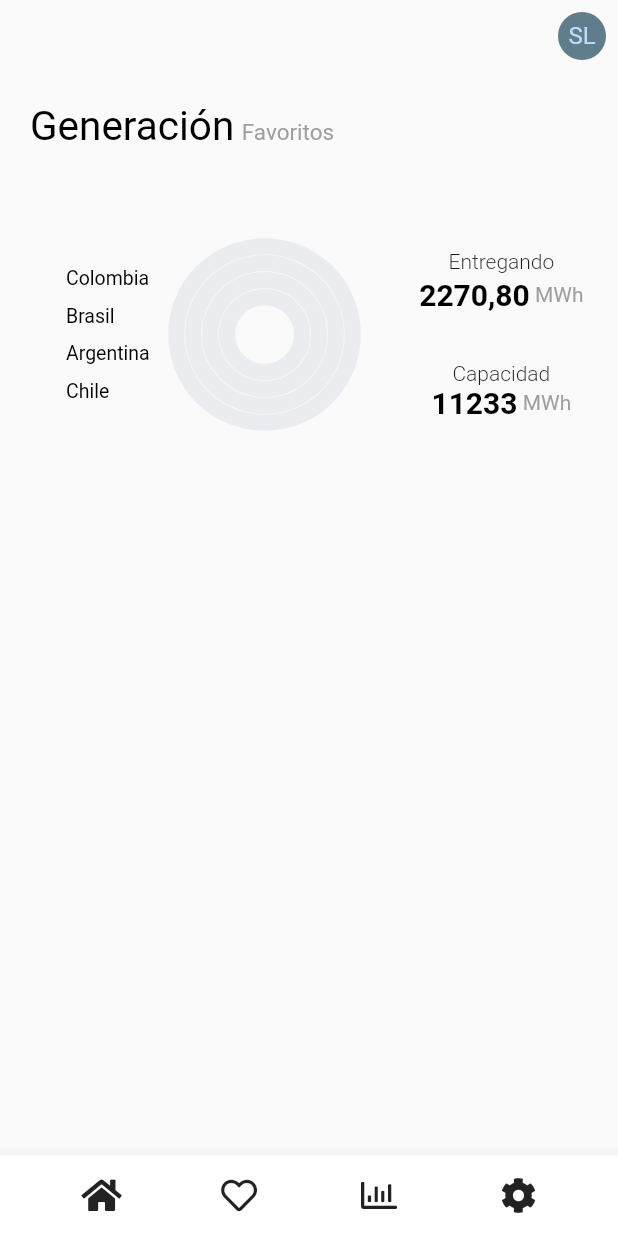
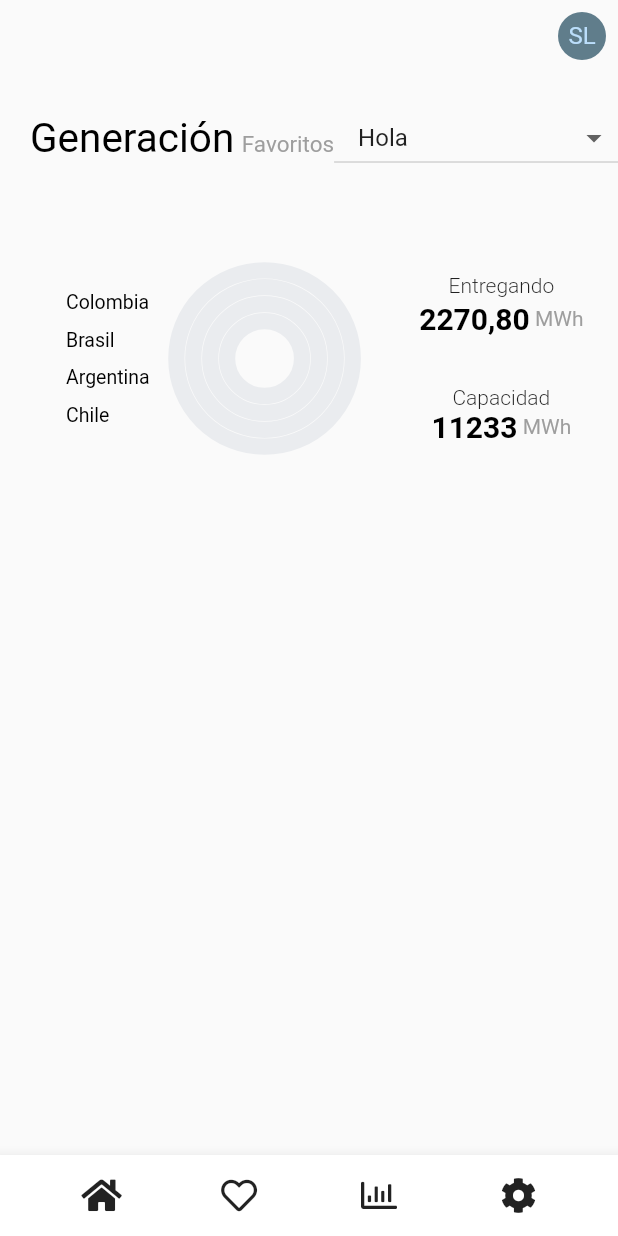
Before and after one commit to AlvaroVolker/estadoGeneradoraApp, a Flutter app: the screen it shows after launch, on a phone screen of 412 x 824 dp. Run offline on Flutter 3.47's test engine with Material 2 defaults, Android fonts, the phone set to English and light mode, and no system bars; our stand-ins replace font_awesome_flutter, syncfusion_flutter_charts.

Commit message:
dropdown

```diff
--- a/lib/src/pages/home_page.dart
+++ b/lib/src/pages/home_page.dart
@@ -81,7 +81,13 @@ class MyAppState extends State<HomePage> {
   }
 
   Widget _pagesNavigation() {
-    return Padding(
+    return Container(
+        child: Row(
+      children: <Widget>[
+        Expanded(
+          child: Column(
+            children: <Widget>[
+              Padding(
                 padding: const EdgeInsets.only(left: 20, top: 20),
                 child: Row(children: <Widget>[
                   Text('Generación',
@@ -93,9 +99,34 @@ class MyAppState extends State<HomePage> {
                     padding: const EdgeInsets.only(left: 5, top: 8),
                     child: Text('Favoritos',
                         style: TextStyle(color: Colors.grey, fontSize: 15)),
+                  ),
+                  Expanded(
+                    flex: 12,
+                    child: Column(
+                      mainAxisAlignment: MainAxisAlignment.end,
+                      children: <Widget>[
+                        ButtonTheme(
+                          alignedDropdown: true,
+                          child: DropdownButton(
+                            isExpanded: true,
+                            items: <DropdownMenuItem>[
+                              new DropdownMenuItem(
+                                child: new Text('Hola'),
+                              )
+                            ],
+                            onChanged: (value) {},
+                          ),
+                        ),
+                      ],
+                    ),
                   )
                 ]),
-    );
+              ),
+            ],
+          ),
+        ),
+      ],
+    ));
   }
 
   Widget _textGeneration() {
```
Lines whose indentation alone changed are shown as unchanged.
